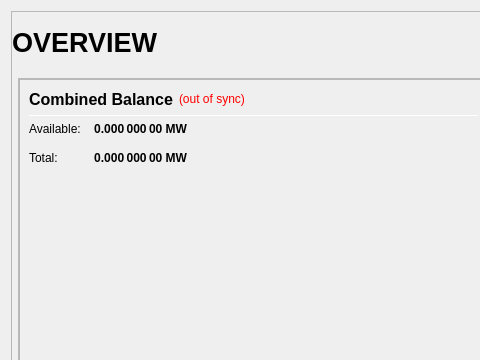
Before: the Qt Designer form src/qt/forms/overviewpage.ui in kerryoncrypto/MasterWin, drawn with Qt 5; both pictures show x 0 to 480 and y 0 to 360 of the 978 by 841 pixel window.
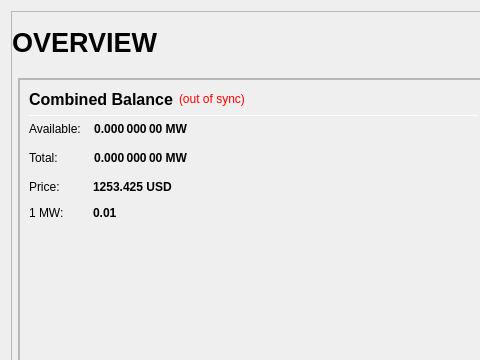
After: the same form once the commit is applied.

```diff
--- a/src/qt/forms/overviewpage.ui
+++ b/src/qt/forms/overviewpage.ui
@@ -388,6 +388,58 @@
                          </property>
                         </spacer>
                        </item>
+                       <item row="3" column="0">
+                        <widget class="QLabel" name="labelPriceTextz">
+                         <property name="text">
+                          <string>Price:</string>
+                         </property>
+                        </widget>
+                       </item>
+                       <item row="3" column="1">
+                        <widget class="QLabel" name="labelPricez">
+                         <property name="font">
+                          <font>
+                           <weight>75</weight>
+                           <bold>true</bold>
+                          </font>
+                         </property>
+                         <property name="cursor">
+                          <cursorShape>IBeamCursor</cursorShape>
+                         </property>
+                         <property name="toolTip">
+                          <string>Total cost of coins</string>
+                         </property>
+                         <property name="text">
+                          <string>1253.425 USD</string>
+                         </property>
+                        </widget>
+                       </item>
+                       <item row="4" column="0">
+                        <widget class="QLabel" name="labelUSDPriceTextz">
+                         <property name="text">
+                          <string>1 MW:</string>
+                         </property>
+                        </widget>
+                       </item>
+                       <item row="4" column="1">
+                        <widget class="QLabel" name="labelUSDPricez">
+                         <property name="font">
+                          <font>
+                           <weight>75</weight>
+                           <bold>true</bold>
+                          </font>
+                         </property>
+                         <property name="cursor">
+                         <cursorShape>IBeamCursor</cursorShape>
+                         </property>
+                         <property name="toolTip">
+                          <string>Cost of 1 MW coin</string>
+                         </property>
+                         <property name="text">
+                          <string>0.01</string>
+                         </property>
+                        </widget>
+                       </item>			
                       </layout>
                      </item>
                      <item>
```
